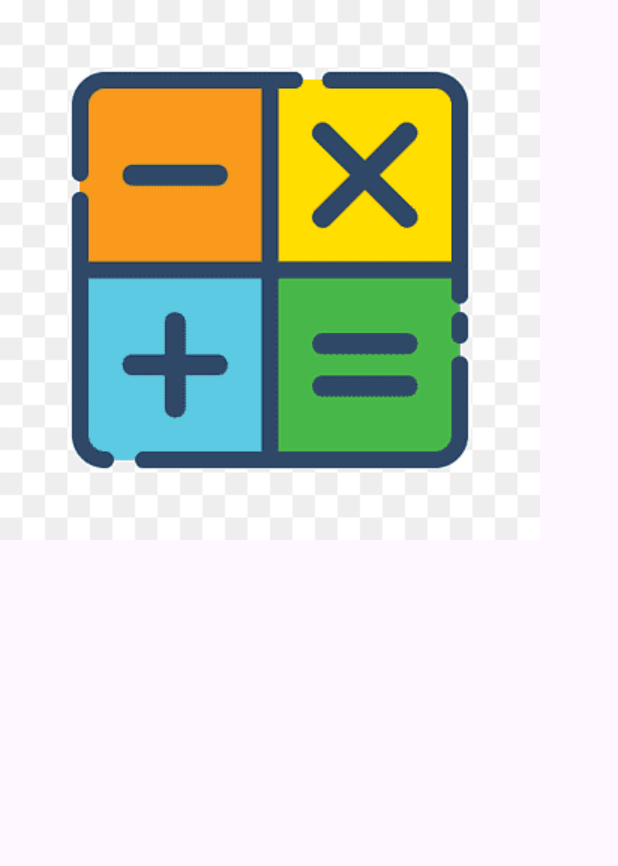
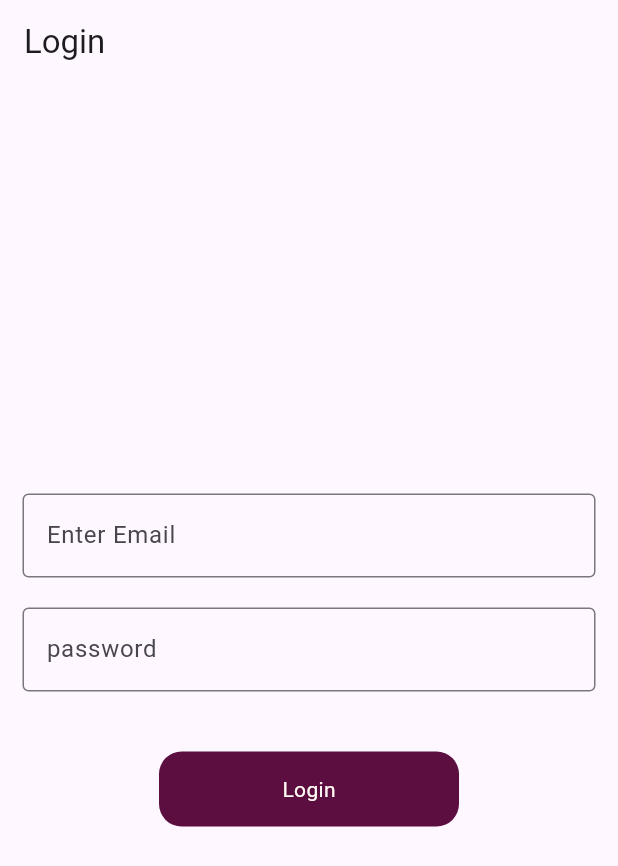
Before and after one commit to Rahat7288/flutter_getx_statemanagement, a Flutter app: the screen it shows after launch, on a phone screen of 412 x 824 dp. Shown: the top 866 px of the screen. Run offline on Flutter 3.47's test engine with Material 3 defaults, Android fonts, the phone set to English and light mode, and no system bars; our stand-ins replace fluttertoast, get.

Commit message:
login view and login view model created

```diff
--- a/lib/resources/colors/app_colors.dart
+++ b/lib/resources/colors/app_colors.dart
@@ -2,4 +2,8 @@ import 'package:flutter/material.dart';
 
 class AppColors {
   static const Color toastBackgroundColor = Color(0XFFEDF1D6);
+  static const Color alertColor = Color(0XFFFF204E);
+  static const Color smallButtonColor = Color(0XFF5D0E41);
+  static const Color roundedButtonColor = Color(0XFF5D0E41);
+  static const Color textColorWhite = Color(0XFFFFFAF4);
 }
--- /dev/null
+++ b/lib/resources/componentes/round_button.dart
@@ -0,0 +1,47 @@
+import 'package:flutter/material.dart';
+import 'package:flutter_getx_statemanagement/resources/colors/app_colors.dart';
+
+class RoundButton extends StatelessWidget {
+  const RoundButton({
+    super.key,
+    this.loading = false,
+    required this.title,
+    this.height = 50,
+    this.width = 60,
+    required this.press,
+    this.textColor = AppColors.textColorWhite,
+    this.buttonColor = AppColors.roundedButtonColor,
+  });
+  final bool loading;
+  final String title;
+  final double height, width;
+  final VoidCallback press;
+  final Color textColor, buttonColor;
+
+  @override
+  Widget build(BuildContext context) {
+    return InkWell(
+      onTap: press,
+      child: Container(
+        height: height,
+        width: width,
+        decoration: BoxDecoration(
+          color: buttonColor,
+          borderRadius: BorderRadius.circular(15),
+        ),
+        child: loading
+            ? const Center(
+                child: CircularProgressIndicator(),
+              )
+            : Center(
+                child: Text(
+                  title,
+                  style: TextStyle(
+                    color: textColor,
+                  ),
+                ),
+              ),
+      ),
+    );
+  }
+}
--- a/lib/resources/localizations/languages.dart
+++ b/lib/resources/localizations/languages.dart
@@ -3,7 +3,13 @@ import 'package:get/get_navigation/src/root/internacionalization.dart';
 class Languages extends Translations {
   @override
   Map<String, Map<String, String>> get keys => {
-        'en_US': {'email_hint': 'Enter Email'},
+        'en_US': {
+          'email_hint': 'Enter Email',
+          'password_hint': 'Password',
+          'internet_exception':
+              "we're unable to show results. \n Please check your data \n connections",
+          'login': 'Login'
+        },
         'bn_BN': {'email_hint': 'ইমেইল প্রদান করুন'}
       };
 }
--- a/lib/resources/routes/routes.dart
+++ b/lib/resources/routes/routes.dart
@@ -1,4 +1,5 @@
 import 'package:flutter_getx_statemanagement/resources/routes/routes_name.dart';
+import 'package:flutter_getx_statemanagement/view/login/login_view.dart';
 import 'package:flutter_getx_statemanagement/view/splash_screen.dart';
 import 'package:get/get.dart';
 
@@ -9,5 +10,10 @@ class AppRoutes {
           page: () => SplashScreen(),
           transition: Transition.leftToRightWithFade,
         ),
+        GetPage(
+          name: RoutesName.loginView,
+          page: () => LoginView(),
+          transition: Transition.leftToRightWithFade,
+        ),
       ];
 }
--- a/lib/resources/routes/routes_name.dart
+++ b/lib/resources/routes/routes_name.dart
@@ -1,4 +1,4 @@
 class RoutesName {
   static const String splashScreen = '/splash_screen';
-  static const String loginScreen = '/login_screen';
+  static const String loginView = '/login_view';
 }
--- /dev/null
+++ b/lib/view/login/login_view.dart
@@ -0,0 +1,109 @@
+import 'package:flutter/material.dart';
+import 'package:flutter_getx_statemanagement/utils/utils.dart';
+import 'package:get/get.dart';
+
+import '../../resources/componentes/round_button.dart';
+import '../../view_models/controller/login_view_model.dart';
+
+class LoginView extends StatefulWidget {
+  const LoginView({super.key});
+
+  @override
+  State<LoginView> createState() => _LoginViewState();
+}
+
+class _LoginViewState extends State<LoginView> {
+  final loginViewModel = Get.put(LoginViewModel());
+  final _formKey = GlobalKey<FormState>();
+
+  @override
+  void dispose() {
+    loginViewModel.emailFocusNode.value.dispose();
+    loginViewModel.passwordFocusNode.value.dispose();
+    super.dispose();
+  }
+
+  @override
+  Widget build(BuildContext context) {
+    return Scaffold(
+      appBar: AppBar(
+        automaticallyImplyLeading: false,
+        title: Text('login'.tr),
+      ),
+      body: InkWell(
+        onTap: () => FocusScope.of(context).unfocus(),
+        child: Padding(
+          padding: const EdgeInsets.symmetric(horizontal: 15),
+          child: Column(
+            mainAxisAlignment: MainAxisAlignment.center,
+            crossAxisAlignment: CrossAxisAlignment.center,
+            children: [
+              Form(
+                key: _formKey,
+                child: Column(
+                  children: [
+                    TextFormField(
+                      controller: loginViewModel.emailController.value,
+                      focusNode: loginViewModel.emailFocusNode.value,
+                      validator: (value) {
+                        if (value!.isEmpty) {
+                          Utils.snackBar('Email', 'Enter Email!');
+                        }
+                      },
+                      onFieldSubmitted: (value) {
+                        Utils.fieldFocusChange(
+                          context,
+                          loginViewModel.emailFocusNode.value,
+                          loginViewModel.passwordFocusNode.value,
+                        );
+                      },
+                      decoration: InputDecoration(
+                        hintText: 'email_hint'.tr,
+                        border: const OutlineInputBorder(),
+                      ),
+                    ),
+                    const SizedBox(
+                      height: 20,
+                    ),
+                    TextFormField(
+                      controller: loginViewModel.passwordController.value,
+                      focusNode: loginViewModel.passwordFocusNode.value,
+                      obscureText: true,
+                      validator: (value) {
+                        if (value!.isEmpty) {
+                          Utils.snackBar('Password', 'Enter Password!');
+                        }
+                        return null;
+                      },
+                      onFieldSubmitted: (value) {
+                        Utils.fieldFocusChange(
+                          context,
+                          loginViewModel.emailFocusNode.value,
+                          loginViewModel.passwordFocusNode.value,
+                        );
+                      },
+                      decoration: InputDecoration(
+                        hintText: 'password'.tr,
+                        border: const OutlineInputBorder(),
+                      ),
+                    ),
+                  ],
+                ),
+              ),
+              const SizedBox(
+                height: 40,
+              ),
+              RoundButton(
+                title: 'login'.tr,
+                width: 200,
+                press: () {
+                  if (_formKey.currentState!.validate()) {}
+                },
+              ),
+            ],
+          ),
+        ),
+      ),
+    );
+  }
+}
--- a/lib/view/splash_screen.dart
+++ b/lib/view/splash_screen.dart
@@ -1,5 +1,5 @@
 import 'package:flutter/material.dart';
-import 'package:flutter_getx_statemanagement/resources/assets/image_assets/image_assets.dart';
+import 'package:flutter_getx_statemanagement/view_models/services/splash_services.dart';
 
 class SplashScreen extends StatefulWidget {
   const SplashScreen({super.key});
@@ -9,10 +9,19 @@ class SplashScreen extends StatefulWidget {
 }
 
 class _SplashScreenState extends State<SplashScreen> {
+  SplashServices splashServices = SplashServices();
+
+  @override
+  void initState() {
+    // TODO: implement initState
+    super.initState();
+    splashServices.isLogin();
+  }
+
   @override
   Widget build(BuildContext context) {
-    return SafeArea(
-      child: Scaffold(
+    return Scaffold(
+      backgroundColor: Colors.teal,
       // appBar: AppBar(
       //   title: Text('email_hint'.tr),
       // ),
@@ -21,10 +30,7 @@ class _SplashScreenState extends State<SplashScreen> {
       //     Utils.toastMessage('rahat');
       //   },
       // ),
-        body: Image(
-          image: AssetImage(ImageAssets.splashScreen),
-        ),
-      ),
+      // body: InternetExceptionWidgets());
     );
   }
 }
--- /dev/null
+++ b/lib/view_models/controller/login_view_model.dart
@@ -0,0 +1,10 @@
+import 'package:flutter/cupertino.dart';
+import 'package:get/get.dart';
+
+class LoginViewModel extends GetxController {
+  final emailController = TextEditingController().obs;
+  final passwordController = TextEditingController().obs;
+
+  final emailFocusNode = FocusNode().obs;
+  final passwordFocusNode = FocusNode().obs;
+}
```
Also changed, not shown: lib/resources/componentes/internet_exception_widgets.dart (added, +37 -0 lines), lib/view_models/services/splash_services.dart (added, +13 -0 lines). Lines whose indentation alone changed are shown as unchanged.
